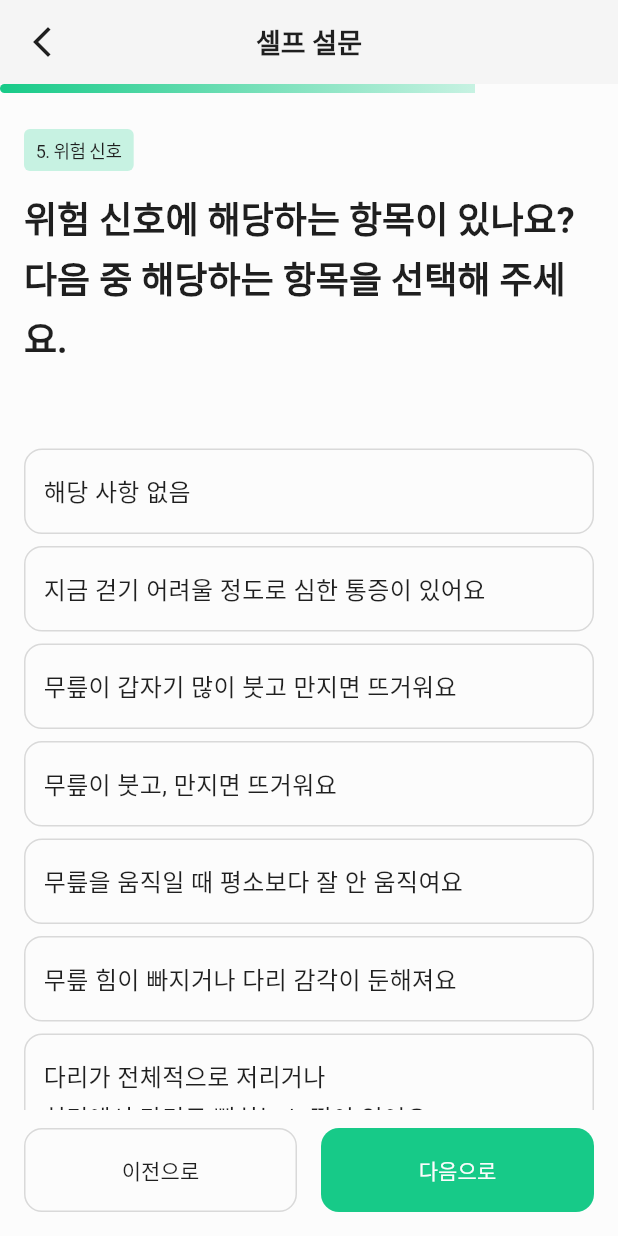
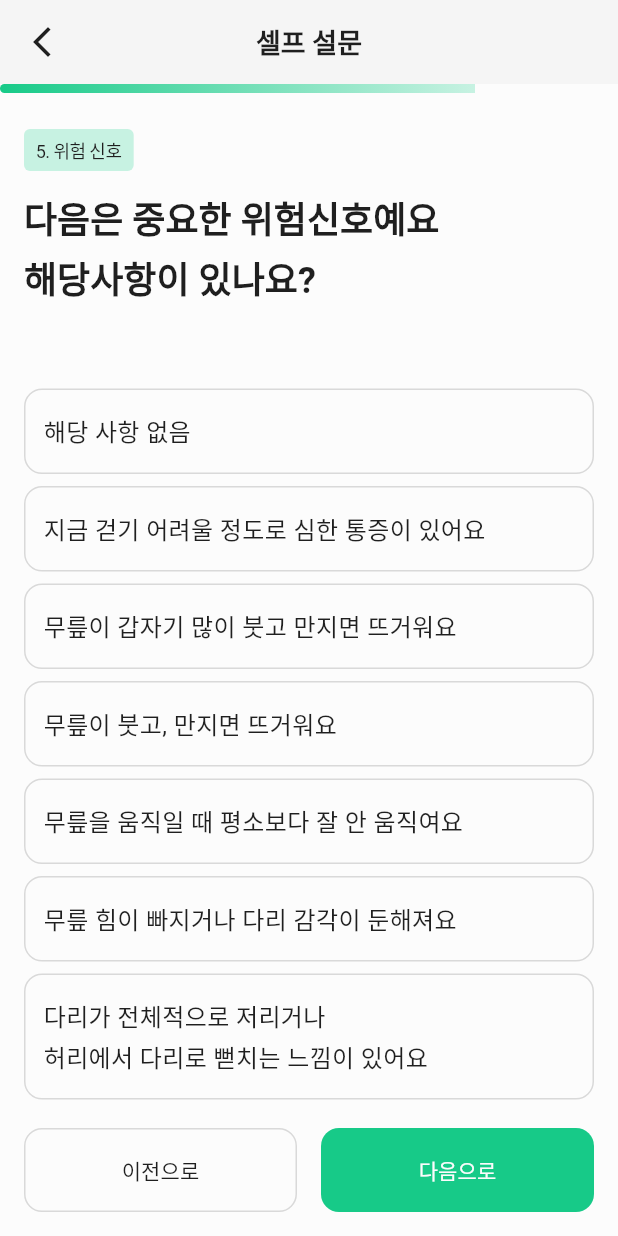
Before and after one commit to MEDILUX-club/DDUDUK, a Flutter app: the SurveyStep5WorkoutExpScreen widget shown alone on an empty page, opened directly, on a phone screen of 412 x 824 dp. Run offline on Flutter 3.47's test engine with Material 3 defaults, Android fonts, the phone set to English and light mode, and no system bars; our stand-ins replace flutter_svg, syncfusion_flutter_sliders; missing offline and left inert: syncfusion_flutter_core; Roboto replaces fonts that are missing (Pretendard).

Commit message:
feat:step5프로필타이틀수정

```diff
--- a/lib/screens/survey/survey_step5_red_flags_screen.dart
+++ b/lib/screens/survey/survey_step5_red_flags_screen.dart
@@ -40,8 +40,8 @@ class _SurveyStep5WorkoutExpScreenState
   Widget build(BuildContext context) {
     return SurveyLayout(
       title:
-          '위험 신호에 해당하는 항목이 있나요?\n'
-          '다음 중 해당하는 항목을 선택해 주세요.',
+          '다음은 중요한 위험신호예요\n'
+          '해당사항이 있나요?',
       description: '',
       stepLabel: '5. 위험 신호',
       currentStep: 5,
```
